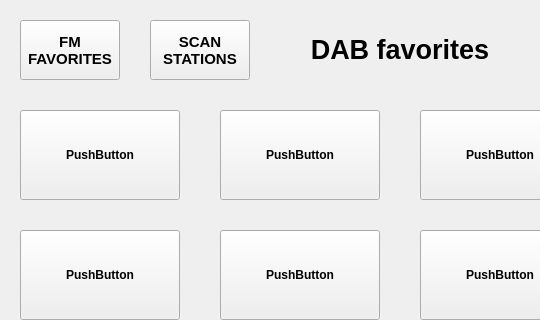
Qt form mainwindow.ui (Vitalic66/DAB-FM) before a commit; both pictures show x 0 to 540 and y 0 to 320 of the 800 by 480 pixel window.
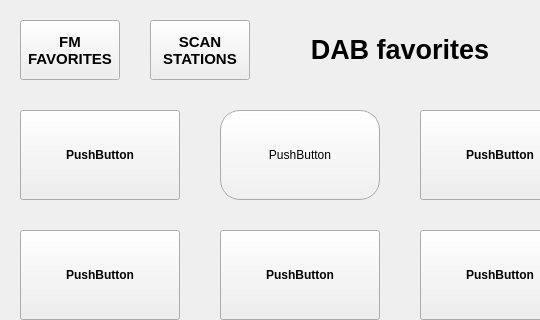
The same form after that commit.

Commit message: dab rounded logos

```diff
--- a/mainwindow.ui
+++ b/mainwindow.ui
@@ -166,6 +166,11 @@
         <height>90</height>
        </rect>
       </property>
+      <property name="styleSheet">
+       <string notr="true">border: 1px solid #ababab;
+border-radius: 20px;
+background: qlineargradient(x1:0 y1:0, x2:0 y2:1, stop:0 #ffffff, stop:1 #efefef);</string>
+      </property>
       <property name="text">
        <string>PushButton</string>
       </property>
```
Left out of the diff: 5 changed lines with no effect on the pictures. The commit also changes 2 other files.
